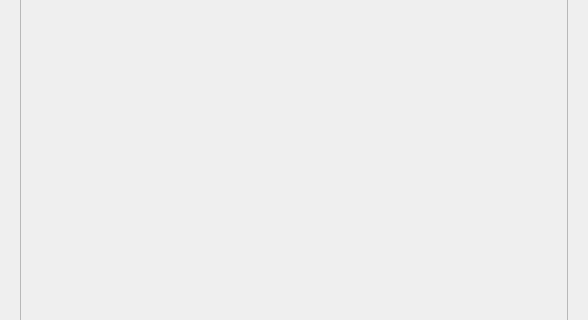
Above: client/libclient/src/ui/dialogs/image_preview_dialog.ui from networkoptix/nx_open before the change; both pictures show x 0 to 588 and y 91 to 411 of the 588 by 537 pixel window. Below: the same form after it.
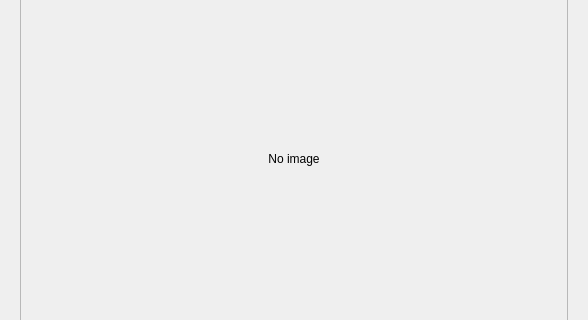
That is the form after the change. The open tabs and pages were chosen to show the change.

```diff
--- a/client/libclient/src/ui/dialogs/image_preview_dialog.ui
+++ b/client/libclient/src/ui/dialogs/image_preview_dialog.ui
@@ -45,7 +45,7 @@
               <item>
                <widget class="QLabel" name="imageLabel">
                 <property name="text">
-                 <string>&lt;No image&gt;</string>
+                 <string>No image</string>
                 </property>
                 <property name="alignment">
                  <set>Qt::AlignCenter</set>
```
